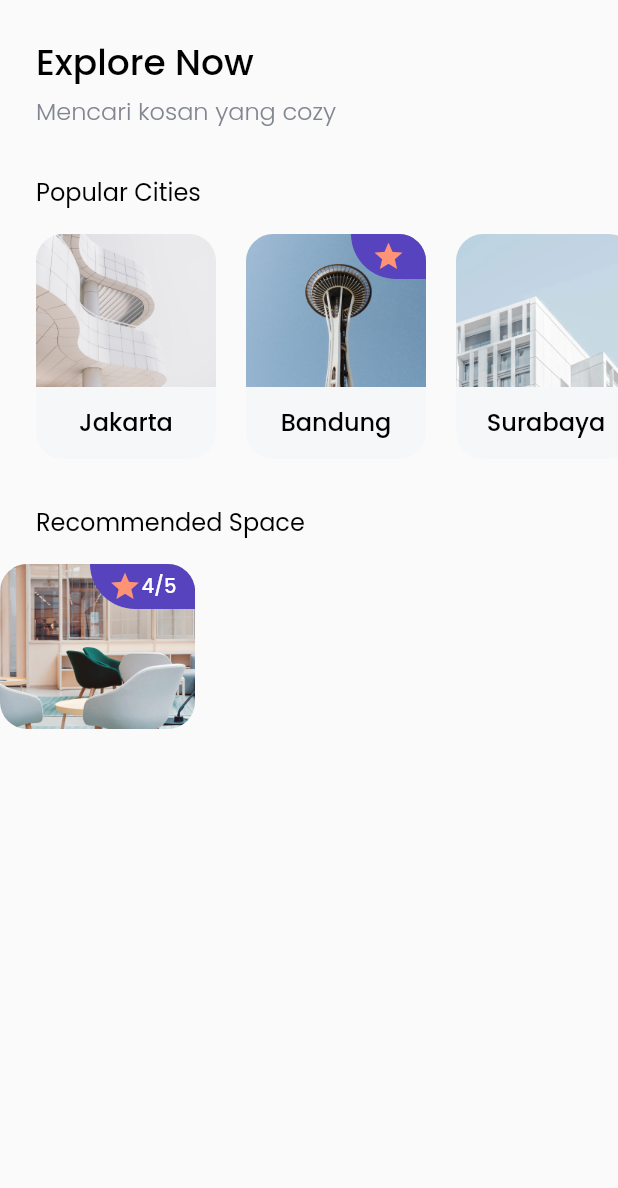
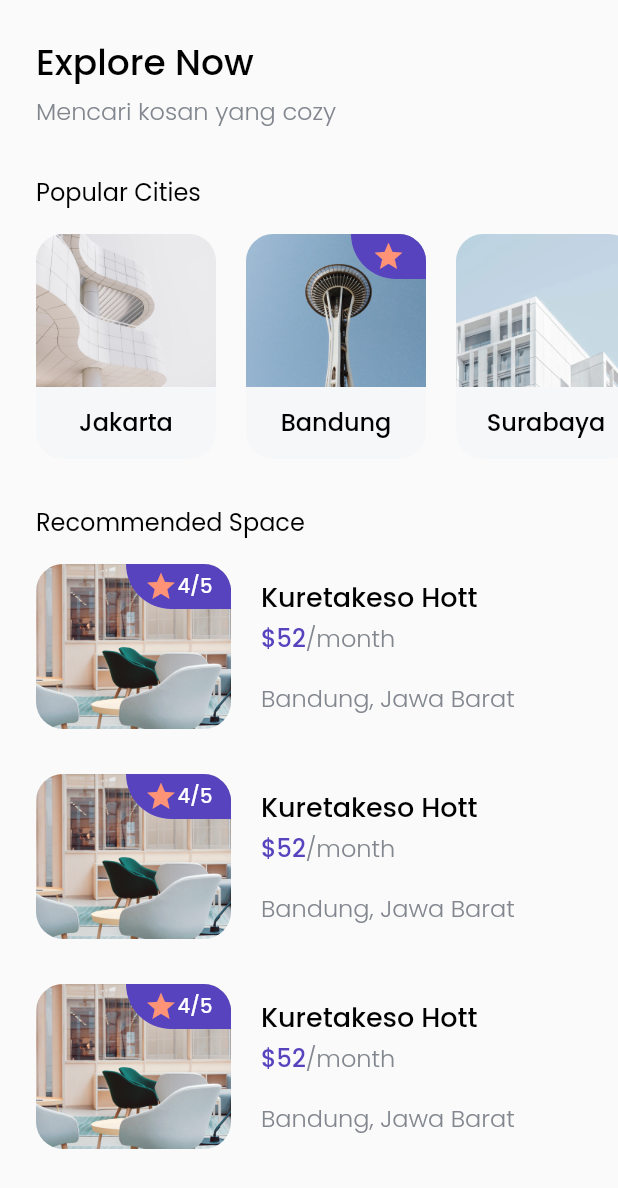
Before and after one commit to HarunNurahman/cozy-home, a Flutter app: the HomeScreen screen opened directly, on a phone screen of 412 x 824 dp. Shown: the top 1188 px of the screen. Run offline on Flutter 3.47's test engine with Material 2 defaults, Android fonts, the phone set to English and light mode, and no system bars; our stand-ins replace device_preview, google_fonts.

Commit message:
Layouting Home Screen

```diff
--- a/lib/pages/home_screen.dart
+++ b/lib/pages/home_screen.dart
@@ -11,6 +11,7 @@ class HomeScreen extends StatelessWidget {
   Widget build(BuildContext context) {
     return Scaffold(
       body: SafeArea(
+        bottom: false,
         child: Padding(
           padding: EdgeInsets.symmetric(vertical: edge),
           child: ListView(
@@ -104,6 +105,10 @@ class HomeScreen extends StatelessWidget {
               Column(
                 children: [
                   SpaceCard(),
+                  const SizedBox(height: 30),
+                  SpaceCard(),
+                  const SizedBox(height: 30),
+                  SpaceCard(),
                 ],
               )
             ],
--- a/lib/widgets/space_card.dart
+++ b/lib/widgets/space_card.dart
@@ -6,7 +6,9 @@ class SpaceCard extends StatelessWidget {
 
   @override
   Widget build(BuildContext context) {
-    return Row(
+    return Padding(
+      padding: EdgeInsets.symmetric(horizontal: edge),
+      child: Row(
         children: [
           ClipRRect(
             borderRadius: BorderRadius.circular(18),
@@ -45,12 +47,41 @@ class SpaceCard extends StatelessWidget {
                         ],
                       ),
                     ),
+                  ),
+                ],
+              ),
+            ),
+          ),
+          const SizedBox(width: 20),
+          Column(
+            crossAxisAlignment: CrossAxisAlignment.start,
+            children: [
+              Text(
+                'Kuretakeso Hott',
+                style: blackTextStyle.copyWith(fontSize: 18),
+              ),
+              const SizedBox(height: 2),
+              RichText(
+                text: TextSpan(
+                  text: '\$52',
+                  style: purpleTextStyle.copyWith(fontSize: 16),
+                  children: [
+                    TextSpan(
+                      text: '/month',
+                      style: greyTextStyle.copyWith(fontSize: 16),
+                    ),
+                  ],
+                ),
+              ),
+              const SizedBox(height: 16),
+              Text(
+                'Bandung, Jawa Barat',
+                style: greyTextStyle.copyWith(fontSize: 16),
+              )
+            ],
           )
         ],
       ),
-          ),
-        )
-      ],
     );
   }
 }
```
Lines whose indentation alone changed are shown as unchanged.
